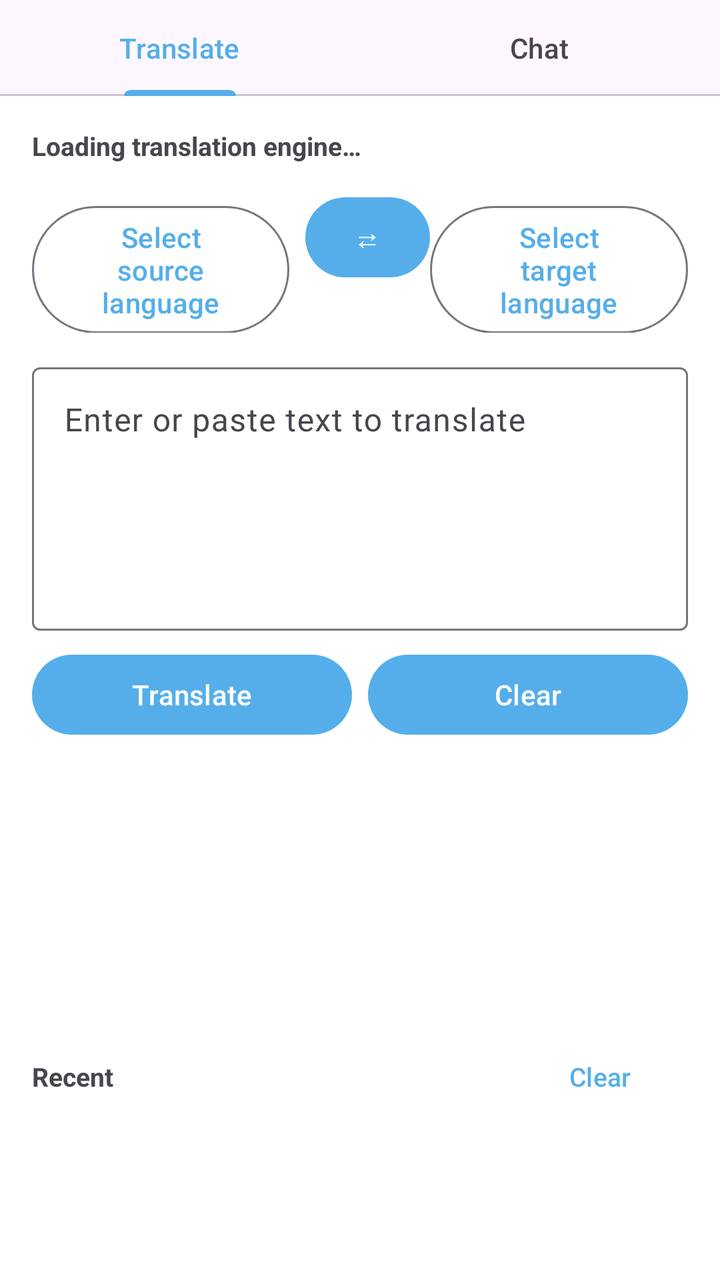
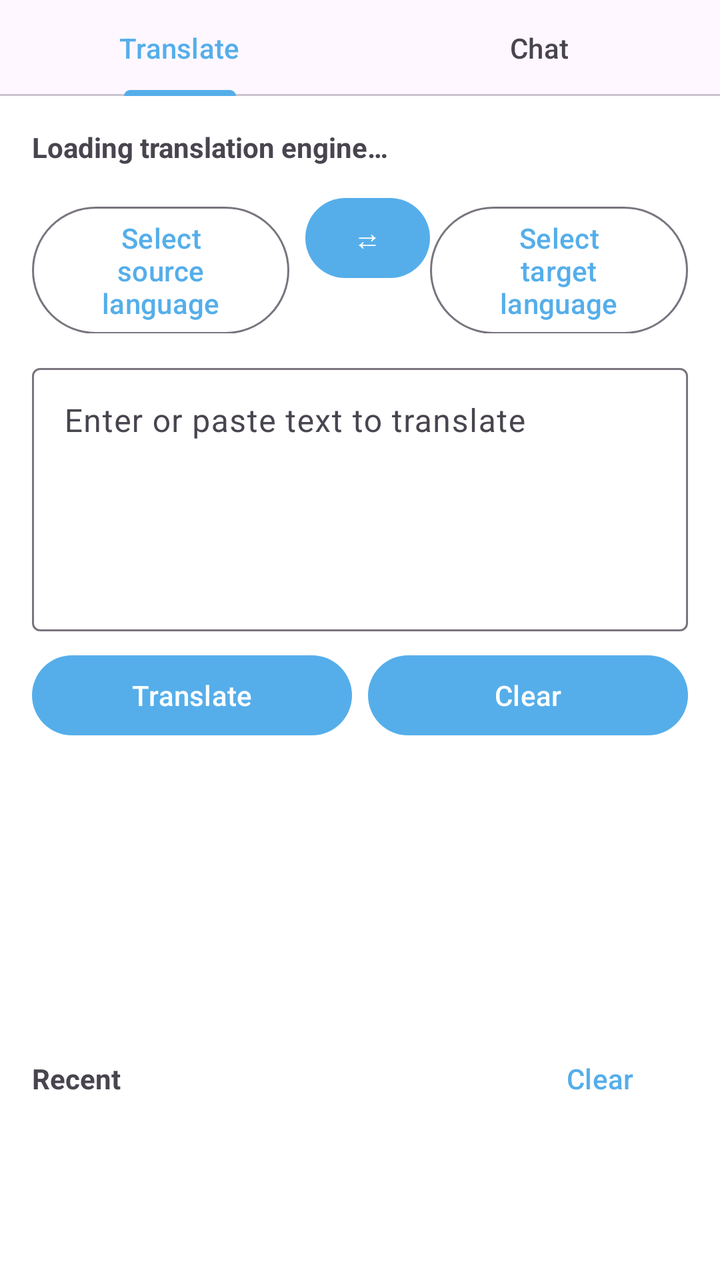

The first picture is an Android layout as it rendered before a commit; the second is the same layout after the commit. The layout source and the unified diff follow.
<!-- AndroidManifest.xml: application theme Theme.MT -->
<!-- res/layout/fragment_text_translate.xml -->
<?xml version="1.0" encoding="utf-8"?>
<LinearLayout xmlns:android="http://schemas.android.com/apk/res/android"
    xmlns:app="http://schemas.android.com/apk/res-auto"
    android:layout_width="match_parent"
    android:layout_height="match_parent"
    android:orientation="vertical">

    
    <com.google.android.material.tabs.TabLayout
        android:id="@+id/modeTabs"
        android:layout_width="match_parent"
        android:layout_height="wrap_content">

        <com.google.android.material.tabs.TabItem
            android:layout_width="wrap_content"
            android:layout_height="wrap_content"
            android:text="@string/text_translate_tab_translate" />

        <com.google.android.material.tabs.TabItem
            android:layout_width="wrap_content"
            android:layout_height="wrap_content"
            android:text="@string/text_translate_tab_chat" />
    </com.google.android.material.tabs.TabLayout>

    <ScrollView
        android:id="@+id/translateContainer"
        android:layout_width="match_parent"
        android:layout_height="0dp"
        android:layout_weight="1"
        android:fillViewport="true">

    <LinearLayout
        android:layout_width="match_parent"
        android:layout_height="wrap_content"
        android:orientation="vertical"
        android:padding="16dp">

        
        <LinearLayout
            android:layout_width="match_parent"
            android:layout_height="wrap_content"
            android:orientation="horizontal">

            <TextView android:ellipsize="end" android:maxLines="1" android:autoSizeTextType="uniform" android:autoSizeMinTextSize="10sp" android:autoSizeMaxTextSize="14sp" android:autoSizeStepGranularity="1sp" 
                android:id="@+id/engineDisplay"
                android:layout_width="0dp"
                android:layout_height="wrap_content"
                android:layout_weight="1"
                android:text="@string/text_translate_engine_loading"
                android:textSize="13sp"
                android:textStyle="bold" />

            <TextView
                android:id="@+id/engineBadge"
                android:layout_width="wrap_content"
                android:layout_height="wrap_content"
                android:background="@drawable/dialog_background"
                android:paddingHorizontal="8dp"
                android:paddingVertical="2dp"
                android:textColor="@color/white"
                android:textSize="11sp" />
        </LinearLayout>

        
        <LinearLayout
            android:layout_width="match_parent"
            android:layout_height="wrap_content"
            android:layout_marginTop="12dp"
            android:orientation="horizontal">

            <com.google.android.material.button.MaterialButton
                android:id="@+id/srcLangButton"
                style="@style/Widget.Material3.Button.OutlinedButton"
                android:layout_width="0dp"
                android:layout_height="wrap_content"
                android:layout_marginEnd="8dp"
                android:layout_weight="1"
                android:text="@string/select_source_language" />

            <com.google.android.material.button.MaterialButton
                android:id="@+id/swapButton"
                android:layout_width="wrap_content"
                android:layout_height="wrap_content"
                android:minWidth="48dp"
                android:text="⇄" />

            <com.google.android.material.button.MaterialButton
                android:id="@+id/tgtLangButton"
                style="@style/Widget.Material3.Button.OutlinedButton"
                android:layout_width="0dp"
                android:layout_height="wrap_content"
                android:layout_weight="1"
                android:text="@string/select_target_language" />
        </LinearLayout>

        
        <com.google.android.material.textfield.TextInputLayout
            android:id="@+id/inputLayout"
            style="@style/Widget.Material3.TextInputLayout.OutlinedBox"
            android:layout_width="match_parent"
            android:layout_height="wrap_content"
            android:layout_marginTop="12dp"
            android:hint="@string/text_translate_input_hint">

            <EditText
                android:id="@+id/inputEdit"
                android:layout_width="match_parent"
                android:layout_height="wrap_content"
                android:gravity="top"
                android:inputType="textMultiLine"
                android:maxLines="10"
                android:minLines="5" />
        </com.google.android.material.textfield.TextInputLayout>

        
        <LinearLayout
            android:layout_width="match_parent"
            android:layout_height="wrap_content"
            android:layout_marginTop="8dp"
            android:orientation="horizontal">

            <Button
                android:id="@+id/translateButton"
                android:layout_width="0dp"
                android:layout_height="wrap_content"
                android:layout_marginEnd="8dp"
                android:layout_weight="1"
                android:text="@string/text_translate_button" />

            <Button
                android:id="@+id/clearButton"
                android:layout_width="0dp"
                android:layout_height="wrap_content"
                android:layout_weight="1"
                android:text="@string/clear" />
        </LinearLayout>

        
        <TextView
            android:id="@+id/outputText"
            android:layout_width="match_parent"
            android:layout_height="wrap_content"
            android:layout_marginTop="12dp"
            android:background="@drawable/dialog_background"
            android:lineSpacingExtra="3dp"
            android:minHeight="120dp"
            android:padding="12dp"
            android:textSize="13sp" />

        
        <LinearLayout
            android:layout_width="match_parent"
            android:layout_height="wrap_content"
            android:layout_marginTop="16dp"
            android:gravity="center_vertical"
            android:orientation="horizontal">

            <TextView android:ellipsize="end" android:maxLines="1" android:autoSizeTextType="uniform" android:autoSizeMinTextSize="10sp" android:autoSizeMaxTextSize="16sp" android:autoSizeStepGranularity="1sp" 
                android:layout_width="0dp"
                android:layout_height="wrap_content"
                android:layout_weight="1"
                android:text="@string/text_translate_recent"
                android:textSize="13sp"
                android:textStyle="bold" />

            <com.google.android.material.button.MaterialButton
                android:id="@+id/recentLimitButton"
                style="@style/Widget.Material3.Button.TextButton"
                android:layout_width="wrap_content"
                android:layout_height="wrap_content"
                android:minHeight="0dp"
                android:paddingHorizontal="8dp"
                android:textSize="13sp" />

            <com.google.android.material.button.MaterialButton
                android:id="@+id/recentClearButton"
                style="@style/Widget.Material3.Button.TextButton"
                android:layout_width="wrap_content"
                android:layout_height="wrap_content"
                android:minHeight="0dp"
                android:paddingHorizontal="8dp"
                android:text="@string/text_translate_clear_recent"
                android:textSize="13sp" />
        </LinearLayout>

        <LinearLayout
            android:id="@+id/recentContainer"
            android:layout_width="match_parent"
            android:layout_height="wrap_content"
            android:orientation="vertical" />

        
        <LinearLayout
            android:id="@+id/pagerRow"
            android:layout_width="match_parent"
            android:layout_height="wrap_content"
            android:layout_marginTop="8dp"
            android:gravity="center_vertical"
            android:orientation="horizontal"
            android:visibility="gone">

            <com.google.android.material.button.MaterialButton
                android:id="@+id/prevPageButton"
                style="@style/Widget.Material3.Button.TextButton"
                android:layout_width="wrap_content"
                android:layout_height="wrap_content"
                android:minHeight="0dp"
                android:text="@string/text_translate_page_prev"
                android:textSize="13sp" />

            <TextView android:ellipsize="end" android:maxLines="1" android:autoSizeTextType="uniform" android:autoSizeMinTextSize="10sp" android:autoSizeMaxTextSize="13sp" android:autoSizeStepGranularity="1sp" 
                android:id="@+id/pageIndicator"
                android:layout_width="0dp"
                android:layout_height="wrap_content"
                android:layout_weight="1"
                android:gravity="center"
                android:textSize="13sp" />

            <com.google.android.material.button.MaterialButton
                android:id="@+id/nextPageButton"
                style="@style/Widget.Material3.Button.TextButton"
                android:layout_width="wrap_content"
                android:layout_height="wrap_content"
                android:minHeight="0dp"
                android:text="@string/text_translate_page_next"
                android:textSize="13sp" />
        </LinearLayout>
    </LinearLayout>
    </ScrollView>

    
    <FrameLayout
        android:id="@+id/chatContainer"
        android:layout_width="match_parent"
        android:layout_height="0dp"
        android:layout_weight="1"
        android:visibility="gone" />
</LinearLayout>
<!-- resources referenced by this layout -->
<resources>
  <color name="white">#fafafa</color>
  <!-- drawable dialog_background (drawable) -->
  <?xml version="1.0" encoding="utf-8"?>
  <shape xmlns:android="http://schemas.android.com/apk/res/android"
      android:shape="rectangle">
  
      <solid android:color="@color/surface" />
      <corners android:radius="20dp" />
  
  </shape>
  <string name="clear">Clear</string>
  <string name="select_source_language">Select source language</string>
  <string name="select_target_language">Select target language</string>
  <string name="text_translate_button">Translate</string>
  <string name="text_translate_clear_recent">Clear</string>
  <string name="text_translate_engine_loading">Loading translation engine…</string>
  <string name="text_translate_input_hint">Enter or paste text to translate</string>
  <string name="text_translate_page_next">Next page</string>
  <string name="text_translate_page_prev">Previous page</string>
  <string name="text_translate_recent">Recent</string>
  <string name="text_translate_tab_chat">Chat</string>
  <string name="text_translate_tab_translate">Translate</string>
  <style name="Theme.MT" parent="Base.Theme.MT">
          
          <item name="android:navigationBarColor">@android:color/transparent</item>
          <item name="android:statusBarColor">@android:color/transparent</item>
          <item name="android:windowLightStatusBar">?attr/isLightTheme</item>
      </style>
  <color name="surface">#FFFFFF</color>
  <style name="Base.Theme.MT" parent="Theme.Material3.DayNight.NoActionBar">
          <item name="colorPrimary">@color/primary</item>
          <item name="preferenceTheme">@style/AppPreferenceTheme</item>
          <item name="android:windowBackground">@color/surface</item>
          <item name="android:navigationBarColor">
              @android:color/transparent
          </item>
          <item name="android:enforceNavigationBarContrast">false</item>
          <item name="android:enforceStatusBarContrast">false</item>
      </style>
  <color name="primary">#55AEEA</color>
  <style name="AppPreferenceTheme" parent="@style/PreferenceThemeOverlay">
          <item name="android:preferenceStyle">@style/AppPrefStyle</item>
      </style>
  <style name="AppPrefStyle">
          <item name="android:layout">@layout/preference_item_fit</item>
      </style>
</resources>

<!-- the commit's change to res/layout/fragment_text_translate.xml (unified diff, before → after) -->
@@ -41,13 +41,13 @@
             android:layout_height="wrap_content"
             android:orientation="horizontal">
 
-            <TextView android:ellipsize="end" android:maxLines="1" android:autoSizeTextType="uniform" android:autoSizeMinTextSize="10sp" android:autoSizeMaxTextSize="14sp" android:autoSizeStepGranularity="1sp" 
+            <TextView android:ellipsize="end" android:maxLines="1" 
                 android:id="@+id/engineDisplay"
                 android:layout_width="0dp"
                 android:layout_height="wrap_content"
                 android:layout_weight="1"
                 android:text="@string/text_translate_engine_loading"
-                android:textSize="13sp"
+                android:textSize="14sp"
                 android:textStyle="bold" />
 
             <TextView
@@ -145,7 +145,7 @@
             android:lineSpacingExtra="3dp"
             android:minHeight="120dp"
             android:padding="12dp"
-            android:textSize="13sp" />
+            android:textSize="14sp" />
 
         
         <LinearLayout
@@ -155,12 +155,12 @@
             android:gravity="center_vertical"
             android:orientation="horizontal">
 
-            <TextView android:ellipsize="end" android:maxLines="1" android:autoSizeTextType="uniform" android:autoSizeMinTextSize="10sp" android:autoSizeMaxTextSize="16sp" android:autoSizeStepGranularity="1sp" 
+            <TextView android:ellipsize="end" android:maxLines="1" 
                 android:layout_width="0dp"
                 android:layout_height="wrap_content"
                 android:layout_weight="1"
                 android:text="@string/text_translate_recent"
-                android:textSize="13sp"
+                android:textSize="14sp"
                 android:textStyle="bold" />
 
             <com.google.android.material.button.MaterialButton
@@ -170,7 +170,7 @@
                 android:layout_height="wrap_content"
                 android:minHeight="0dp"
                 android:paddingHorizontal="8dp"
-                android:textSize="13sp" />
+                android:textSize="14sp" />
 
             <com.google.android.material.button.MaterialButton
                 android:id="@+id/recentClearButton"
@@ -180,7 +180,7 @@
                 android:minHeight="0dp"
                 android:paddingHorizontal="8dp"
                 android:text="@string/text_translate_clear_recent"
-                android:textSize="13sp" />
+                android:textSize="14sp" />
         </LinearLayout>
 
         <LinearLayout
@@ -206,15 +206,15 @@
                 android:layout_height="wrap_content"
                 android:minHeight="0dp"
                 android:text="@string/text_translate_page_prev"
-                android:textSize="13sp" />
-
-            <TextView android:ellipsize="end" android:maxLines="1" android:autoSizeTextType="uniform" android:autoSizeMinTextSize="10sp" android:autoSizeMaxTextSize="13sp" android:autoSizeStepGranularity="1sp" 
+                android:textSize="14sp" />
+
+            <TextView android:ellipsize="end" android:maxLines="1" 
                 android:id="@+id/pageIndicator"
                 android:layout_width="0dp"
                 android:layout_height="wrap_content"
                 android:layout_weight="1"
                 android:gravity="center"
-                android:textSize="13sp" />
+                android:textSize="14sp" />
 
             <com.google.android.material.button.MaterialButton
                 android:id="@+id/nextPageButton"
@@ -223,7 +223,7 @@
                 android:layout_height="wrap_content"
                 android:minHeight="0dp"
                 android:text="@string/text_translate_page_next"
-                android:textSize="13sp" />
+                android:textSize="14sp" />
         </LinearLayout>
     </LinearLayout>
     </ScrollView>
